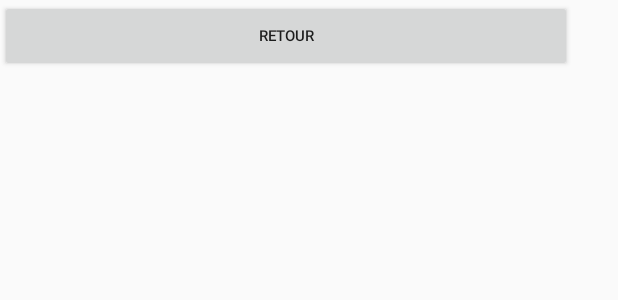
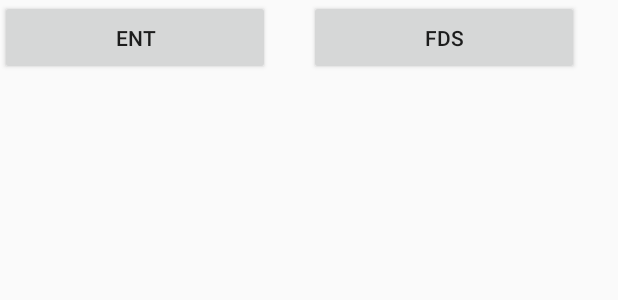
Before and after one commit to ThibautE/ProjetAR, an Android app: the layout activity_liste.xml on its own in the app's theme, with its tools: preview values and no code run, on a phone screen of 412 x 824 dp. Shown: the top 300 px of the screen. Run offline under Robolectric (Android 15) with nearby library versions, the phone set to English and light mode, and no system bars.

Commit message:
ajout bouton carte et bouton liste, ajout des activité carte et liste, augmentation de la base de données, amélioration de la carte, ajout de boutton vers l'ENT et le site de la FDS

```diff
--- a/app/src/main/AndroidManifest.xml
+++ b/app/src/main/AndroidManifest.xml
@@ -34,7 +34,7 @@
         android:icon="@mipmap/ic_launcher"
         android:label="@string/app_name"
         android:supportsRtl="true"
-        android:theme="@style/Theme.AppCompat.Light"
+        android:theme="@style/Theme.AppCompat.Light.NoActionBar"
         android:fullBackupContent="@xml/backup_descriptor">
         <activity
             android:name=".MainActivity"
--- a/app/src/main/res/layout/activity_liste.xml
+++ b/app/src/main/res/layout/activity_liste.xml
@@ -4,22 +4,31 @@
     xmlns:tools="http://schemas.android.com/tools"
     android:layout_width="match_parent"
     android:layout_height="match_parent"
-    tools:context="com.cmil3.ar.projetar.Liste">
+    tools:context="com.cmil3.ar.projetar.Liste"
+    tools:layout_editor_absoluteX="0dp"
+    tools:layout_editor_absoluteY="81dp">
 
     <Button
-        android:id="@+id/backButton"
-        android:layout_width="381dp"
-        android:layout_height="48dp"
-        android:text="@string/Retour"
-        android:textSize="10sp"
-        tools:layout_editor_absoluteX="-4dp"
-        tools:layout_editor_absoluteY="2dp" />
+        android:id="@+id/ENT"
+        android:layout_width="180dp"
+        android:layout_height="50dp"
+        android:text="@string/ENT"
+        app:layout_constraintLeft_toLeftOf="parent"
+        tools:layout_editor_absoluteY="1dp" />
+
+    <Button
+        android:id="@+id/FDS"
+        android:layout_width="180dp"
+        android:layout_height="50dp"
+        android:text="@string/FDS"
+        app:layout_constraintLeft_toRightOf="@+id/ENT"
+        app:layout_constraintRight_toRightOf="parent"
+        tools:layout_editor_absoluteY="1dp" />
 
     <ListView
-        android:layout_width="354dp"
-        android:layout_height="456dp"
-        tools:layout_editor_absoluteX="3dp"
-        app:layout_constraintBottom_toBottomOf="parent"
-        android:layout_marginBottom="8dp" />
+        android:layout_width="359dp"
+        android:layout_height="519dp"
+        tools:layout_editor_absoluteX="0dp"
+        tools:layout_editor_absoluteY="51dp" />
 
 </android.support.constraint.ConstraintLayout>
--- a/app/src/main/res/values/strings.xml
+++ b/app/src/main/res/values/strings.xml
@@ -8,4 +8,6 @@
     <string name="carte">Carte</string>
     <string name="liste">Liste</string>
     <string name="Retour">Retour </string>
+    <string name="ENT">ENT</string>
+    <string name="FDS">FDS</string>
 </resources>
--- a/app/src/main/res/values/styles.xml
+++ b/app/src/main/res/values/styles.xml
@@ -1,7 +1,7 @@
 <resources>
 
     <!-- Base application theme. -->
-    <style name="AppTheme" parent="Base.Theme.AppCompat.Light.DarkActionBar">
+    <style name="AppTheme" parent="Theme.AppCompat.Light.NoActionBar">
         <!-- Customize your theme here. -->
         <item name="colorPrimary">@color/colorPrimary</item>
         <item name="colorPrimaryDark">@color/colorPrimaryDark</item>
```
Also changed, not shown: app/src/main/java/com/cmil3/ar/projetar/Carte.java (+15 -1 lines), app/src/main/java/com/cmil3/ar/projetar/Liste.java (+18 -12 lines), app/src/main/java/com/cmil3/ar/projetar/MainActivity.java (+4 -4 lines), app/src/main/res/layout/activity_main.xml (+14 -16 lines), app/src/main/assets/08_BrowsingPois_5_NativeDetailScreen/assets/indi.png, app/src/main/assets/08_BrowsingPois_5_NativeDetailScreen/assets/marker_idle.png, app/src/main/assets/08_BrowsingPois_5_NativeDetailScreen/assets/marker_selected.png, 54 other files.
